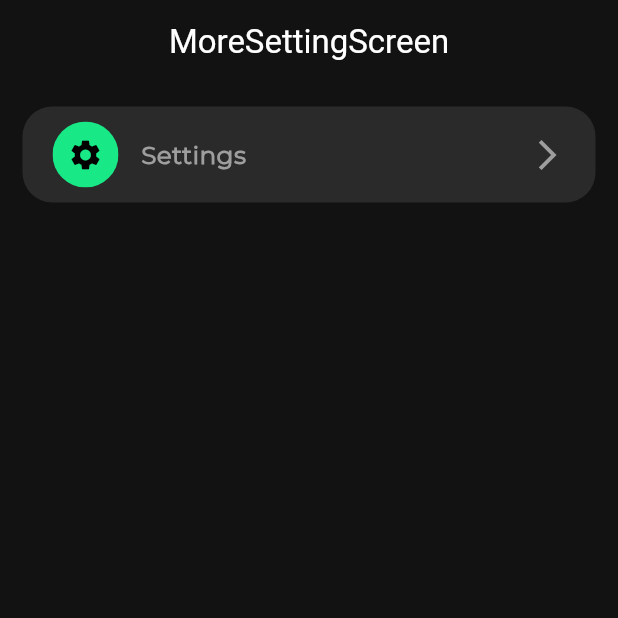
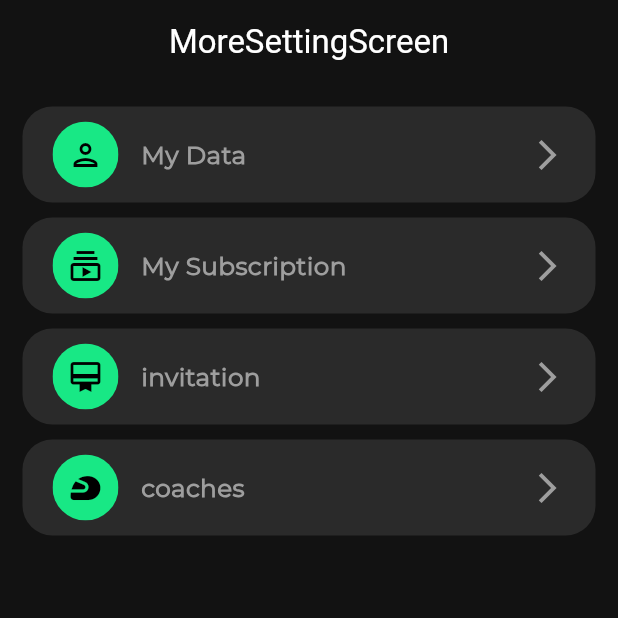
Before and after one commit to MahmoudElgaml/gym_system, a Flutter app: the MoreSettingScreen screen opened by its route, on a phone screen of 412 x 824 dp, the top half of it. Run offline on Flutter 3.47's test engine with Material 3 defaults, Android fonts, the phone set to English and light mode, and no system bars; our stand-ins replace bloc, carousel_slider, connectivity_plus, device_preview, dio, dropdown_button2 and 15 more; missing offline and left inert: bottom_picker, radio_group_v2; accounts and stored records are empty.

Commit message:
- make refactor to widget tree - finish more screen

```diff
--- /dev/null
+++ b/lib/core/global_model/list_tile_model.dart
@@ -0,0 +1,11 @@
+import 'package:flutter/material.dart';
+
+class ListTileModel {
+  final String title;
+  final IconData icon;
+
+ const ListTileModel({
+    required this.title,
+    required this.icon,
+  });
+}
--- a/lib/features/more_setting/presentation/screens/more_setting.dart
+++ b/lib/features/more_setting/presentation/screens/more_setting.dart
@@ -1,80 +1,66 @@
 import 'package:flutter/material.dart';
 import 'package:gap/gap.dart';
+import 'package:gym_system/core/global_model/list_tile_model.dart';
 import 'package:gym_system/core/utils/app_color.dart';
 import 'package:gym_system/core/utils/fonts.dart';
+import 'package:gym_system/features/more_setting/presentation/widgets/more_list_tile_widget.dart';
 
 class MoreSettingScreen extends StatelessWidget {
   const MoreSettingScreen({super.key});
-
+  static const List<ListTileModel> moreSettingList = [
+    ListTileModel(
+      title: 'My Data',
+      icon: Icons.person_outlined,
+    ),
+    ListTileModel(
+      title: 'My Subscription',
+      icon: Icons.subscriptions_outlined,
+    ),
+    ListTileModel(
+      title: 'invitation',
+      icon: Icons.card_membership_outlined,
+    ),
+    ListTileModel(
+      title: 'coaches',
+      icon: Icons.sports_motorsports,
+    ),
+  ];
   @override
   Widget build(BuildContext context) {
     return Scaffold(
       appBar: AppBar(
         title: const Text('MoreSettingScreen'),
       ),
-      body:  Padding(
-        padding: EdgeInsets.all(15.0),
+      body: Padding(
+        padding: const EdgeInsets.all(15.0),
         child: Column(
-          children: [
-            MoreItemListTile(
-              icon: Icons.settings,
-              title: 'Settings',
-              onTap: () {},
-            ),
-          ],
+          children: moreSettingList
+              .map(
+                (e) => MoreItemListTile(
+                  title: e.title,
+                  icon: e.icon,
+                  onTap: () {
+                    // هنا يصحبي شوف عايز تروح فين
+                    switch(e.title){
+                      case 'My Data':
+                        // Navigator.push(context, MaterialPageRoute(builder: (context) => MyDataScreen()));
+                        break;
+                      case 'My Subscription':
+                        // Navigator.push(context, MaterialPageRoute(builder: (context) => MySubscriptionScreen()));
+                        break;
+                      case 'invitation':
+                        // Navigator.push(context, MaterialPageRoute(builder: (context) => InvitationScreen()));
+                        break;
+                      case 'coaches':
+                        // Navigator.push(context, MaterialPageRoute(builder: (context) => CoachesScreen()));
+                        break;
+                    }
+                  },
+                ),
+              )
+              .toList(),
         ),
       ),
     );
   }
 }
-
-class MoreItemListTile extends StatelessWidget {
-  const MoreItemListTile({
-    super.key,
-    required this.title,
-    required this.icon,
-    required this.onTap,
-  });
-  final String title;
-  final IconData icon;
-  final void Function() onTap;
-
-  @override
-  Widget build(BuildContext context) {
-    return InkWell(
-      onTap: onTap,
-      child: Container(
-        padding: const EdgeInsets.symmetric(horizontal: 20, vertical: 10),
-        decoration: BoxDecoration(
-          borderRadius: BorderRadius.circular(20),
-          color: AppColor.listTileBackgroundColor,
-        ),
-        child: Row(
-          children: [
-            ClipOval(
-              child: Container(
-                color: AppColor.primaryColor,
-                padding: const EdgeInsets.all(10),
-                child: Icon(
-                  icon,
-                  color: AppColor.blackColor,
-                ),
-              ),
-            ),
-            const Gap(15),
-            Text(
-              title,
-              style: AppFonts.textBold16(context)
-                  .copyWith(color: AppColor.textGrayColor),
-            ),
-            const Spacer(),
-            const Icon(
-              Icons.arrow_forward_ios,
-              color: AppColor.textGrayColor,
-            ),
-          ],
-        ),
-      ),
-    );
-  }
-}
--- /dev/null
+++ b/lib/features/more_setting/presentation/widgets/more_list_tile_widget.dart
@@ -0,0 +1,56 @@
+import 'package:flutter/material.dart';
+import 'package:gap/gap.dart';
+import 'package:gym_system/core/utils/app_color.dart';
+import 'package:gym_system/core/utils/fonts.dart';
+
+class MoreItemListTile extends StatelessWidget {
+  const MoreItemListTile({
+    super.key,
+    required this.title,
+    required this.icon,
+    required this.onTap,
+  });
+  final String title;
+  final IconData icon;
+  final void Function() onTap;
+
+  @override
+  Widget build(BuildContext context) {
+    return InkWell(
+      onTap: onTap,
+      child: Container(
+        margin: const EdgeInsets.only(bottom: 10),
+        padding: const EdgeInsets.symmetric(horizontal: 20, vertical: 10),
+        decoration: BoxDecoration(
+          borderRadius: BorderRadius.circular(20),
+          color: AppColor.listTileBackgroundColor,
+        ),
+        child: Row(
+          children: [
+            ClipOval(
+              child: Container(
+                color: AppColor.primaryColor,
+                padding: const EdgeInsets.all(10),
+                child: Icon(
+                  icon,
+                  color: AppColor.blackColor,
+                ),
+              ),
+            ),
+            const Gap(15),
+            Text(
+              title,
+              style: AppFonts.textBold16(context)
+                  .copyWith(color: AppColor.textGrayColor),
+            ),
+            const Spacer(),
+            const Icon(
+              Icons.arrow_forward_ios,
+              color: AppColor.textGrayColor,
+            ),
+          ],
+        ),
+      ),
+    );
+  }
+}
```
